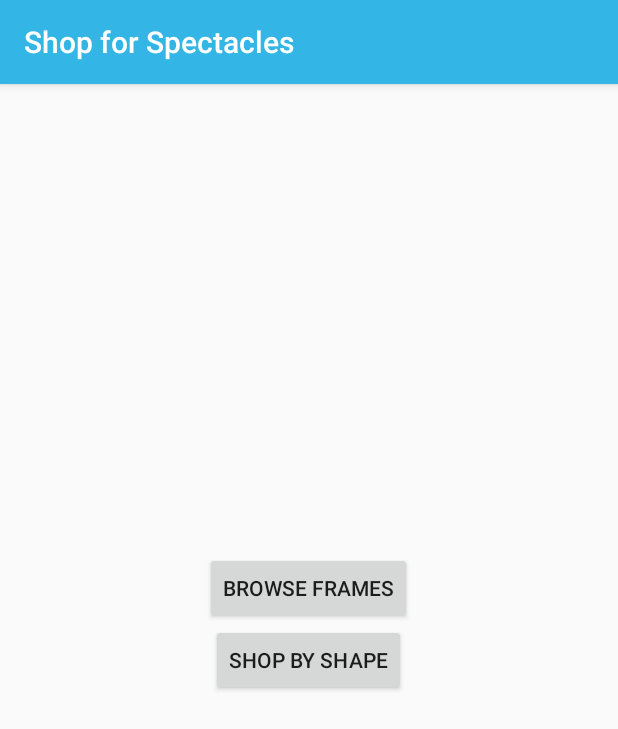
After one commit to zakir224/mispectacle, an Android app: the ShoppingChoiceActivity screen opened directly, with no data from a screen before it, on a phone screen of 412 x 824 dp. The commit adds this screen. Shown: the top 729 px of the screen. Run offline under Robolectric (Android 15) with nearby library versions, the light colour scheme and no system bars.

Commit message:
Activity update

```diff
--- a/app/src/main/AndroidManifest.xml
+++ b/app/src/main/AndroidManifest.xml
@@ -56,6 +56,10 @@
             android:name=".RegistrationActivity"
             android:label="@string/title_activity_registration" >
         </activity>
+        <activity
+            android:name=".ShoppingChoiceActivity"
+            android:label="@string/title_activity_shopping_choice" >
+        </activity>
     </application>
 
 </manifest>
--- /dev/null
+++ b/app/src/main/java/com/aru/mispectacle/ShoppingChoiceActivity.java
@@ -0,0 +1,22 @@
+package com.aru.mispectacle;
+
+import android.os.Bundle;
+import android.support.v7.app.ActionBarActivity;
+import android.view.View;
+
+public class ShoppingChoiceActivity extends ActionBarActivity {
+
+    @Override
+    protected void onCreate(Bundle savedInstanceState) {
+        super.onCreate(savedInstanceState);
+        setContentView(R.layout.activity_shopping_choice);
+    }
+
+    public void shopByFace(View view) {
+
+    }
+
+    public void browseFrames(View view) {
+
+    }
+}
--- /dev/null
+++ b/app/src/main/res/layout/activity_shopping_choice.xml
@@ -0,0 +1,27 @@
+<?xml version="1.0" encoding="utf-8"?>
+<RelativeLayout xmlns:android="http://schemas.android.com/apk/res/android"
+    xmlns:tools="http://schemas.android.com/tools" android:layout_width="match_parent"
+    android:layout_height="match_parent" android:paddingLeft="@dimen/activity_horizontal_margin"
+    android:paddingRight="@dimen/activity_horizontal_margin"
+    android:paddingTop="@dimen/activity_vertical_margin"
+    android:paddingBottom="@dimen/activity_vertical_margin"
+    tools:context="com.aru.mispectacle.ShoppingChoiceActivity">
+
+    <Button
+        android:layout_width="wrap_content"
+        android:layout_height="wrap_content"
+        android:text="Shop by Shape"
+        android:id="@+id/btnShopByShape"
+        android:layout_centerVertical="true"
+        android:layout_centerHorizontal="true"
+        android:onClick="browseFrames"/>
+
+    <Button
+        android:layout_width="wrap_content"
+        android:layout_height="wrap_content"
+        android:text="Browse Frames"
+        android:id="@+id/btnBrowseFrame"
+        android:layout_above="@+id/btnShopByShape"
+        android:layout_centerHorizontal="true"
+        android:onClick="shopByFace"/>
+</RelativeLayout>
--- a/app/src/main/res/values/strings.xml
+++ b/app/src/main/res/values/strings.xml
@@ -11,5 +11,6 @@
     <string name="title_activity_activity3_d">Activity3D</string>
     <string name="canny_btn_text">Shape</string>
     <string name="title_activity_registration">RegistrationActivity</string>
+    <string name="title_activity_shopping_choice">Shop for Spectacles</string>
 
 </resources>
```
Also changed, not shown: app/src/main/java/com/aru/mispectacle/ASMModelActivity.java (+24 -17 lines).
